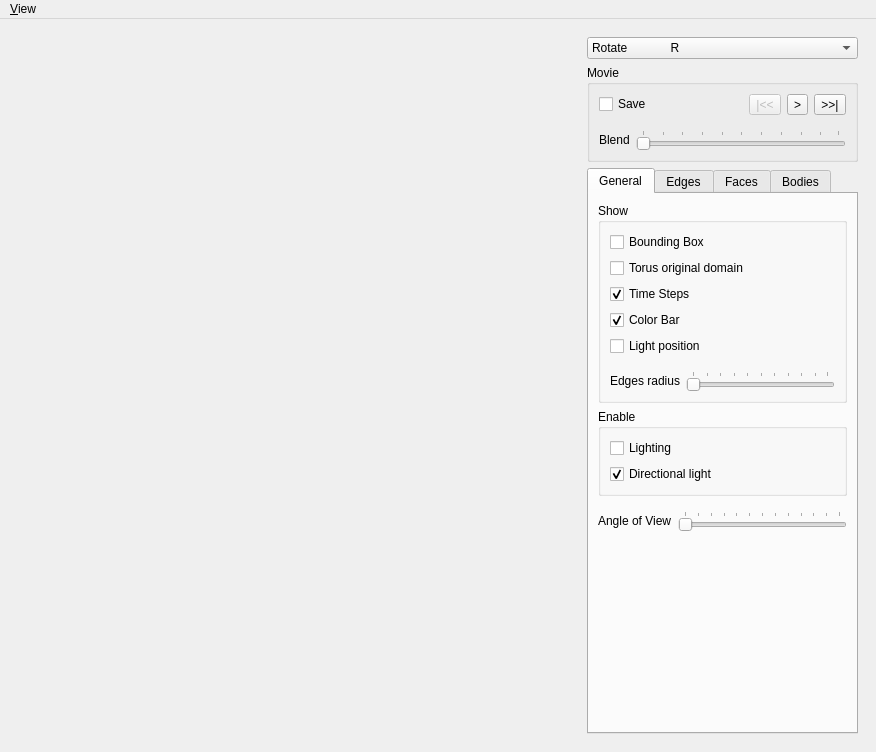
First picture: the form in MainWindow.ui, repository danlipsa/foamvis, before the edit.
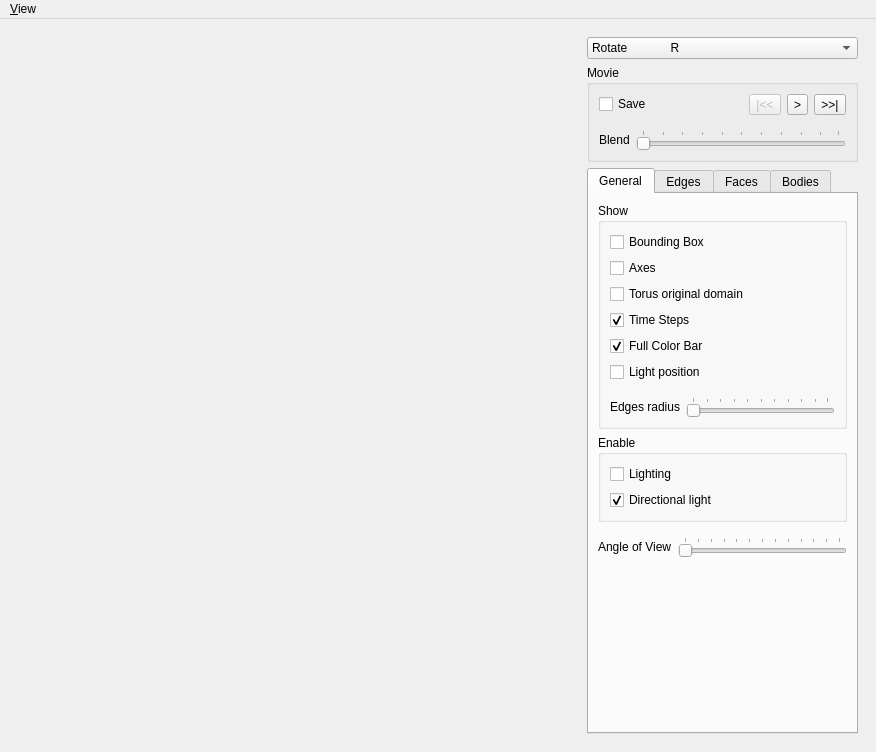
Second picture: the form after the edit. Custom widgets are drawn as their Qt base class.

The edit to the form file:
```diff
--- a/MainWindow.ui
+++ b/MainWindow.ui
@@ -260,6 +260,13 @@
                 </property>
                </widget>
               </item>
+              <item>
+               <widget class="QCheckBox" name="checkBoxAxes">
+                <property name="text">
+                 <string>Axes</string>
+                </property>
+               </widget>
+              </item>
               <item>
                <widget class="QCheckBox" name="checkBoxTorusOriginalDomain">
                 <property name="text">
@@ -280,7 +287,7 @@
               <item>
                <widget class="QCheckBox" name="checkBoxColorBar">
                 <property name="text">
-                 <string>Color Bar</string>
+                 <string>Full Color Bar</string>
                 </property>
                 <property name="checked">
                  <bool>true</bool>
```
Left out of the diff: 119 changed lines with no effect on the pictures.
